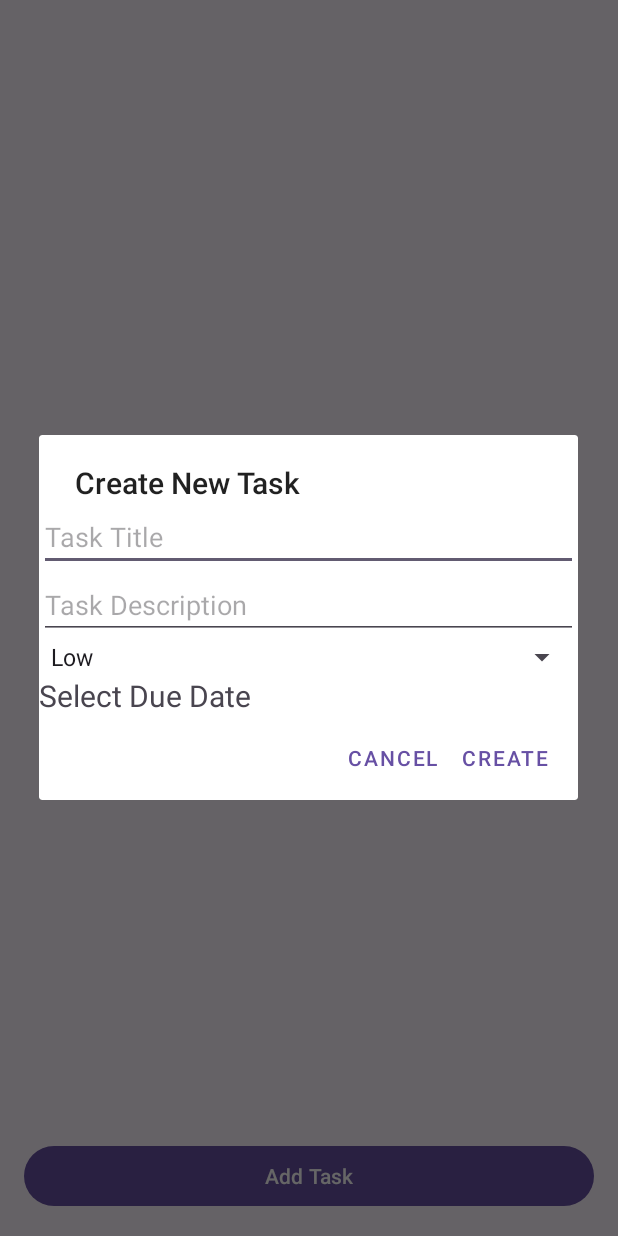
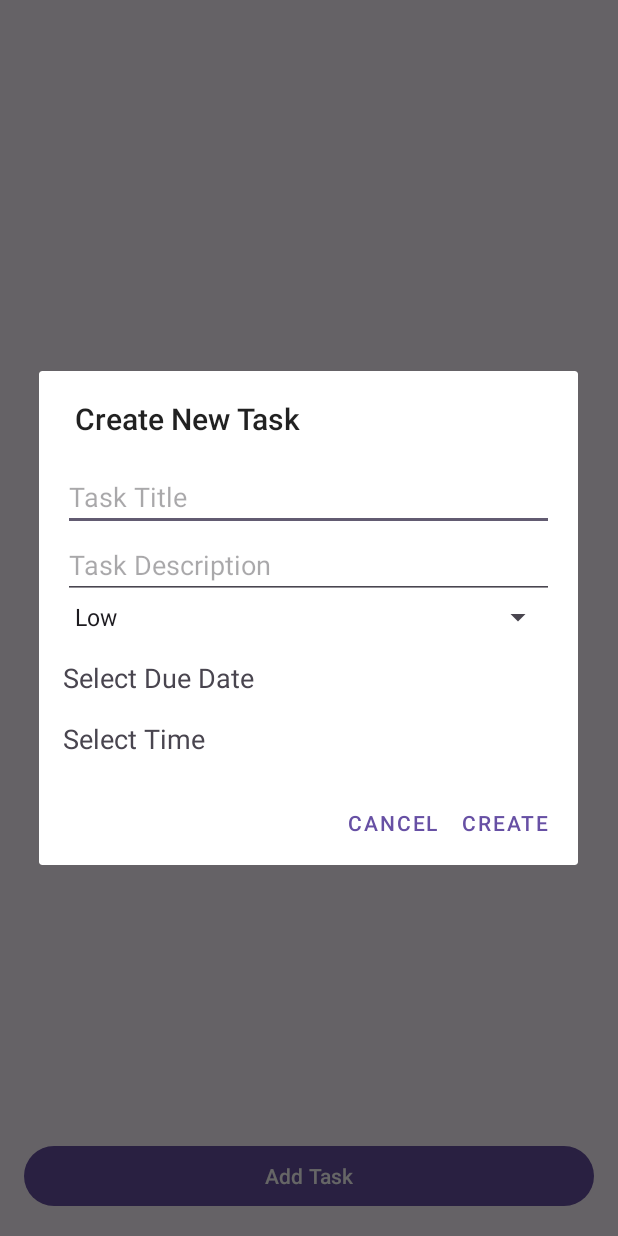
Before and after one commit to osso111/task-manager, an Android app: the TaskActivity screen opened directly, with no data from a screen before it, after a tap on "Add Task", on a phone screen of 412 x 824 dp. Run offline under Robolectric (Android 15) with nearby library versions, the phone set to English and light mode, and no system bars; our stand-ins replace Firebase (no records; nobody signed in at launch, a user with empty details on screens opened directly).

Commit message:
added time to the task

```diff
--- /dev/null
+++ b/app/src/main/res/layout/dialog_task.xml
@@ -0,0 +1,43 @@
+<LinearLayout xmlns:android="http://schemas.android.com/apk/res/android"
+    android:layout_width="match_parent"
+    android:layout_height="wrap_content"
+    android:orientation="vertical"
+    android:padding="16dp">
+
+    <EditText
+        android:id="@+id/inputTitle"
+        android:layout_width="match_parent"
+        android:layout_height="wrap_content"
+        android:hint="Task Title" />
+
+    <EditText
+        android:id="@+id/inputDescription"
+        android:layout_width="match_parent"
+        android:layout_height="wrap_content"
+        android:hint="Task Description" />
+
+    <Spinner
+        android:id="@+id/inputPriority"
+        android:layout_width="match_parent"
+        android:layout_height="wrap_content"
+        android:entries="@array/task_priorities" />
+
+    <TextView
+        android:id="@+id/dueDateText"
+        android:layout_width="match_parent"
+        android:layout_height="wrap_content"
+        android:text="Select Due Date"
+        android:textSize="18sp"
+        android:paddingTop="16dp"
+        android:background="?android:attr/selectableItemBackground" />
+
+    <TextView
+        android:id="@+id/timeText"
+        android:layout_width="match_parent"
+        android:layout_height="wrap_content"
+        android:text="Select Time"
+        android:textSize="18sp"
+        android:paddingTop="16dp"
+        android:background="?android:attr/selectableItemBackground" />
+
+</LinearLayout>
--- a/app/src/main/res/values/strings.xml
+++ b/app/src/main/res/values/strings.xml
@@ -1,3 +1,8 @@
 <resources>
     <string name="app_name">task_manager</string>
+    <string-array name="task_priorities">
+        <item>Low</item>
+        <item>Medium</item>
+        <item>High</item>
+    </string-array>
 </resources>
```
Also changed, not shown: app/src/main/AndroidManifest.xml (+3 -9 lines), app/src/main/java/com/app/task_manager/Task.java (+7 -1 lines), app/src/main/java/com/app/task_manager/TaskActivity.java (+90 -83 lines).
